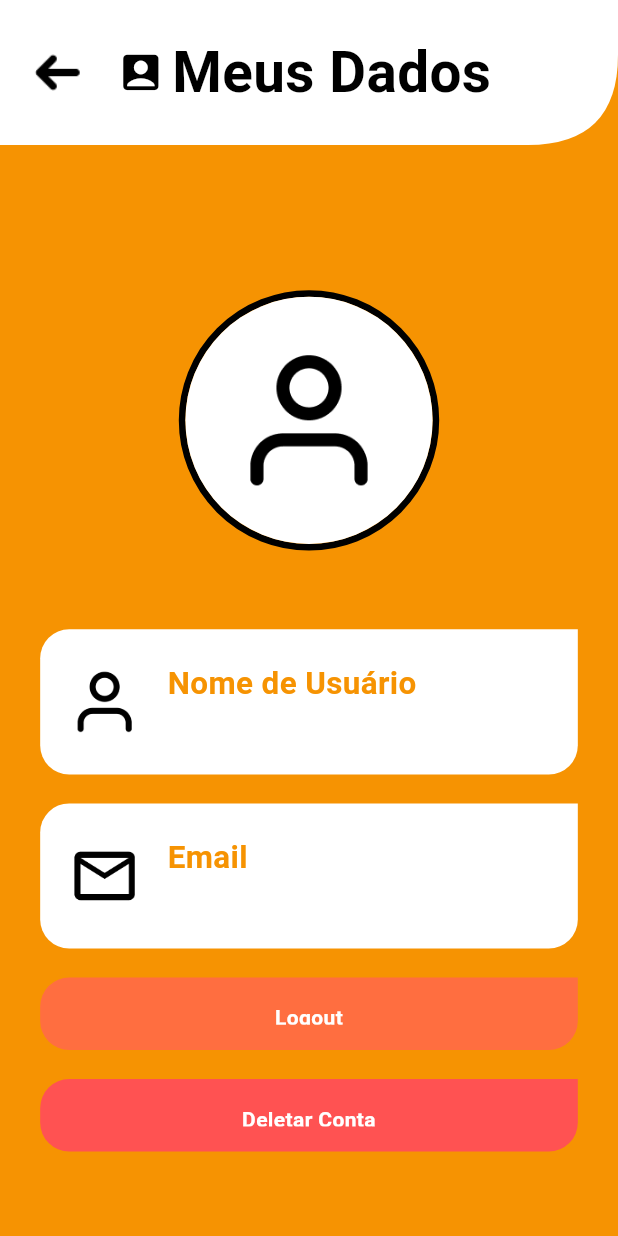
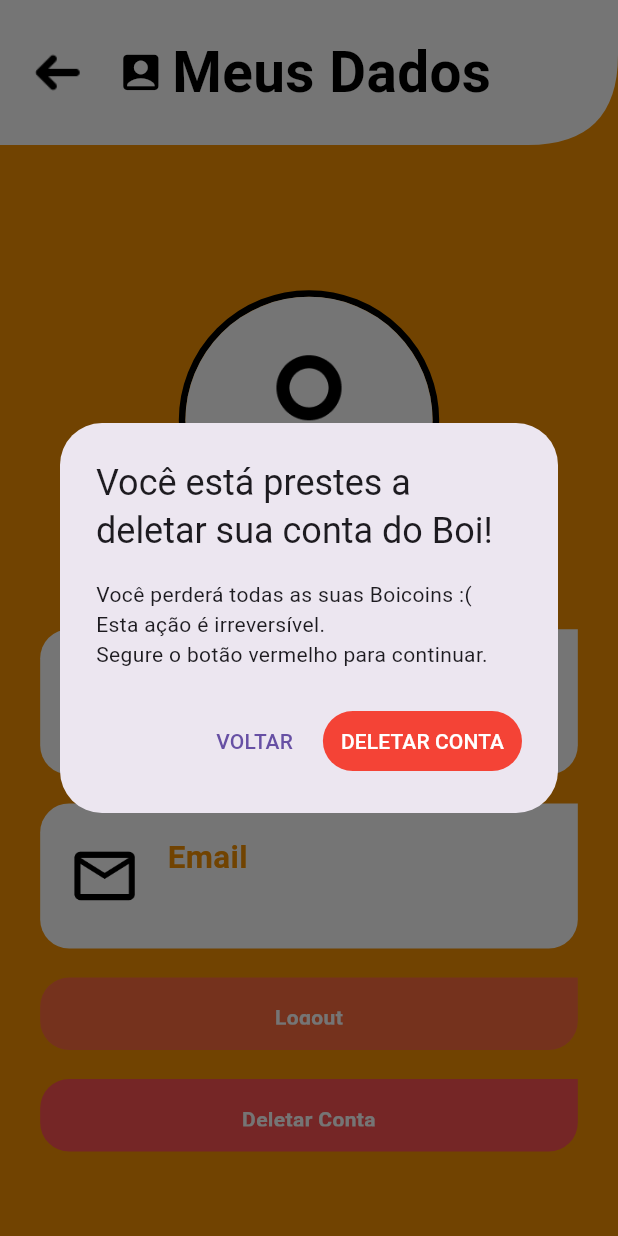
Before and after one commit to LABES-UFPA/boi-marronzinho, a Flutter app: the MeusDadosView screen opened by its route, after a tap on "Deletar Conta", on a phone screen of 412 x 824 dp. Run offline on Flutter 3.47's test engine with Material 3 defaults, Android fonts, the phone set to English and light mode, and no system bars; our stand-ins replace dio, flutter_native_splash, flutter_screenutil, geocoding, get, get_storage and 2 more; missing offline and left inert: dart_jsonwebtoken, qr_code_scanner; accounts and stored records are empty; key blocks and very long unbroken strings in the code were emptied for the run.

Commit message:
feat: adiciona botão de deletar a própria conta nos Meus Dados;
* Tira 'Ovo Frito' do oficinas_adm_controller;
* dadosExemplo agora é meusDados;
* No perfil_controller agora tem uma verificação pra ver ser o token é nulo, sem usar o isEmpty;
* Montes de TODOs

```diff
--- a/lib/app/data/repositories/profile/profile_repository.dart
+++ b/lib/app/data/repositories/profile/profile_repository.dart
@@ -70,10 +70,9 @@ final class ProfileRepository extends RequestRepository implements IProfileRepos
 
   @override
   Future deletarConta({required String id}) async {
-    final url = apiHelpers.buildUrl(url: profileUrl, endpoint: Endpoints.BOI_MARRONZINHO);
-    final bodyRequest = { 'id': id };
+    final url = apiHelpers.buildUrl(url: profileUrl + id, endpoint: Endpoints.BOI_MARRONZINHO);
     try {
-      final response = await client.delete(url, bodyRequest);
+      final response = await client.delete(url, {});
       final invalidResponse = isValidResponse(response);
       if (!invalidResponse.valid) {
         return invalidResponse;
--- a/lib/app/modules/administrador/oficinas_adm/oficinas_adm_controller.dart
+++ b/lib/app/modules/administrador/oficinas_adm/oficinas_adm_controller.dart
@@ -24,7 +24,7 @@ class OficinasAdmController extends BaseController {
     setLoading(true);
 
     final response = await oficinasRepo.fetchOficinas();
-    final isValid = isValidResponse(response: response, title: 'Ovo Frito');
+    final isValid = isValidResponse(response: response, title: response.reason);
     if (isValid && response.data != null) {
       oficinas = response.data;
     }
--- a/lib/app/modules/cadastro/cadastro_view.dart
+++ b/lib/app/modules/cadastro/cadastro_view.dart
@@ -6,6 +6,8 @@ import 'package:get/get.dart';
 class CadastroView extends GetView<CadastroController> {
   CadastroView({Key? key}) : super(key: key);
   final controller = Get.put(CadastroController());
+
+  // TODO: Adicionar tela de Ok quando cadastrar
 
   @override
   Widget build(BuildContext context) {
--- a/lib/app/modules/login/login_view.dart
+++ b/lib/app/modules/login/login_view.dart
@@ -171,12 +171,16 @@ class InputBox extends StatelessWidget {
             TextFormField(
               obscureText: isPassword,
               keyboardType: type,
+              controller: controller, // Certifique-se de que o controlador está sendo utilizado
+              onChanged: (value) {
+                controller.text = value;
+              },
               decoration: InputDecoration(
                 hintText: hint,
                 hintStyle: TextStyle(color: Colors.grey),
                 border: InputBorder.none,
                 errorStyle:
-                    TextStyle(fontSize: 14.sp, overflow: TextOverflow.ellipsis),
+                TextStyle(fontSize: 14.sp, overflow: TextOverflow.ellipsis),
               ),
               validator: (value) => validation(value),
             ),
--- a/lib/app/modules/perfil/meus_dados/meus_dados_controller.dart
+++ b/lib/app/modules/perfil/meus_dados/meus_dados_controller.dart
@@ -1,20 +1,16 @@
 import 'package:boi_marronzinho/app/data/controllers/base_controller.dart';
-import 'package:boi_marronzinho/app/data/enumerators/storage_keys.enum.dart';
-import 'package:boi_marronzinho/app/data/repositories/profile/profile_repository.dart';
 import 'package:boi_marronzinho/app/data/repositories/user_credentials/user_credentials_repository.dart';
-import 'package:boi_marronzinho/app/data/storage/memory_storage.dart';
+import 'package:boi_marronzinho/app/global_ui/components/toast.dart';
+import 'package:boi_marronzinho/app/modules/login/login_module.dart';
 import 'package:boi_marronzinho/app/modules/meus_dados/meus_dados_model.dart';
-import 'package:boi_marronzinho/app/modules/splash/splash_module.dart';
 import 'package:get/get.dart';
 
 class MeusDadosController extends BaseController {
-  late MeusDados dadosExemplo;
-  late MemoryStore _profileInfoStore;
+  late MeusDados meusDados;
   final credentialsRepo = UserCredentialsRepository();
 
   @override
   void onInit() {
-    _profileInfoStore = MemoryStore(StorageKeys.PROFILE_INFO);
     super.onInit();
     getUserdata();
   }
@@ -22,8 +18,7 @@ class MeusDadosController extends BaseController {
   void getUserdata() {
     setLoading(true);
 
-    final profileRepo = ProfileRepository().getProfileInfo(id: credentialsRepo.getCredentials().userId);
-    dadosExemplo = MeusDados(username: credentialsRepo.getCredentials().name, email: credentialsRepo.getCredentials().email);
+    meusDados = MeusDados(username: credentialsRepo.getCredentials().name, email: credentialsRepo.getCredentials().email);
 
     setLoading(false);
     update();
@@ -31,11 +26,12 @@ class MeusDadosController extends BaseController {
 
   void onLogoutPressed() {
     cleanCacheEndStore();
-    Get.toNamed(SplashModule.path);
+    Get.toNamed(LoginModule.path);
+    return Toast.success(
+        'Deslogado com sucesso!',
+        'Volte sempre! MUUUUUUUUU 🐂🐂🐂',
+        delayed: true
+    );
   }
 
-  void onDeletarContaPressed() {
-    // TODO: chamar endpoint
-    throw UnimplementedError();
-  }
 }
--- a/lib/app/modules/perfil/meus_dados/meus_dados_view.dart
+++ b/lib/app/modules/perfil/meus_dados/meus_dados_view.dart
@@ -1,3 +1,5 @@
+import 'package:boi_marronzinho/app/data/repositories/profile/profile_repository.dart';
+import 'package:boi_marronzinho/app/data/repositories/user_credentials/user_credentials_repository.dart';
 import 'package:boi_marronzinho/app/modules/perfil/meus_dados/meus_dados_controller.dart';
 import 'package:boi_marronzinho/app/modules/meus_dados/meus_dados_model.dart';
 import 'package:flutter/material.dart';
@@ -25,10 +27,37 @@ class MeusDadosView extends GetView<MeusDadosController> {
                     child: CircularProgressIndicator(),
                   );
                 }
-
-                return _buildMeusDados(dados: controller.dadosExemplo);
+                return _buildMeusDados(dados: controller.meusDados, context: context);
               }))
             ])));
+  }
+
+  Widget _buildConfirmDeletion() {
+      return AlertDialog(
+        title: const Text("Você está prestes a deletar sua conta do Boi!"),
+        content: const Text("Você perderá todas as suas Boicoins :(\nEsta ação é irreversível.\nSegure o botão vermelho para continuar."),
+        actions: [
+          TextButton(
+              onPressed: () {
+                Get.back();
+              },
+              child: const Text("VOLTAR")
+          ),
+          TextButton(
+            style: TextButton.styleFrom(
+              backgroundColor: Colors.red,
+            ),
+            onPressed: () {
+              return;
+            },
+            onLongPress: () {
+              print("Conta deletada");
+              ProfileRepository().deletarConta(id: UserCredentialsRepository().getCredentials().userId);
+            },
+            child: const Text("DELETAR CONTA", style: TextStyle(color: Colors.white),),
+          ),
+        ],
+      );
   }
 
   Widget _buildAppBar() {
@@ -88,7 +117,7 @@ class MeusDadosView extends GetView<MeusDadosController> {
     );
   }
 
-  Widget _buildMeusDados({required MeusDados dados}) {
+  Widget _buildMeusDados({required MeusDados dados, required BuildContext context}) {
     return Column(children: [
       50.verticalSpace,
       UserIcon(dados.username),
@@ -107,13 +136,13 @@ class MeusDadosView extends GetView<MeusDadosController> {
       }),
       20.verticalSpace,
       _buildButton("Deletar Conta", Colors.redAccent, () {
-        controller.onDeletarContaPressed();
+        Get.dialog(_buildConfirmDeletion());
       }),
     ]);
   }
 
   // Para logout e deletar conta
-  Widget _buildButton(String buttonText, Color buttonColor, Function callback,) {
+  Widget _buildButton(String buttonText, Color buttonColor, Function callback) {
     return InkWell(
       onTap: () => callback(),
       child: Container(
--- a/lib/main.dart
+++ b/lib/main.dart
@@ -23,6 +23,9 @@ void main() async {
   WidgetsBinding widgetsBinding = WidgetsFlutterBinding.ensureInitialized();
   FlutterNativeSplash.preserve(widgetsBinding: widgetsBinding);
   await initProviders();
+
+  // TODO: Tirar isso aqui na produção
+  MemoryStore(StorageKeys.USER_TOKEN).remove();
 
   // Checa se o Token em cache expirou
   if (MemoryStore(StorageKeys.USER_TOKEN).read<String>() != null) {
```
Also changed, not shown: lib/app/modules/cadastro/cadastro_controller.dart (+33 -3 lines), lib/app/modules/login/login_controller.dart (+15 -7 lines), lib/app/modules/perfil/perfil_controller.dart (+8 -0 lines).
